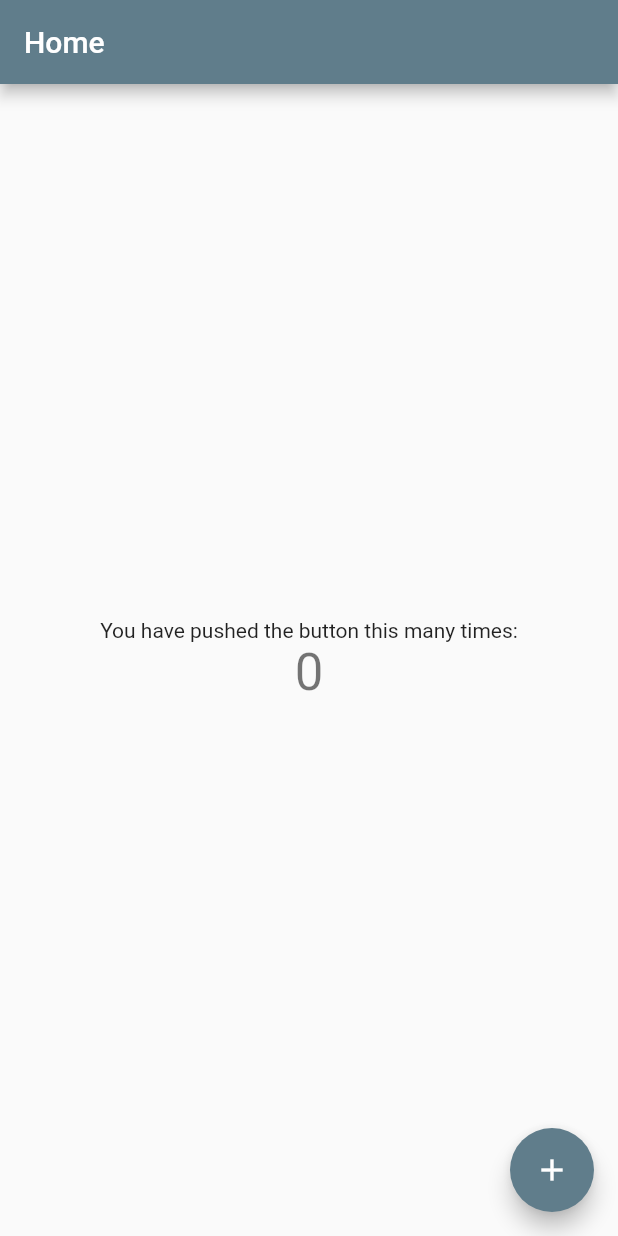
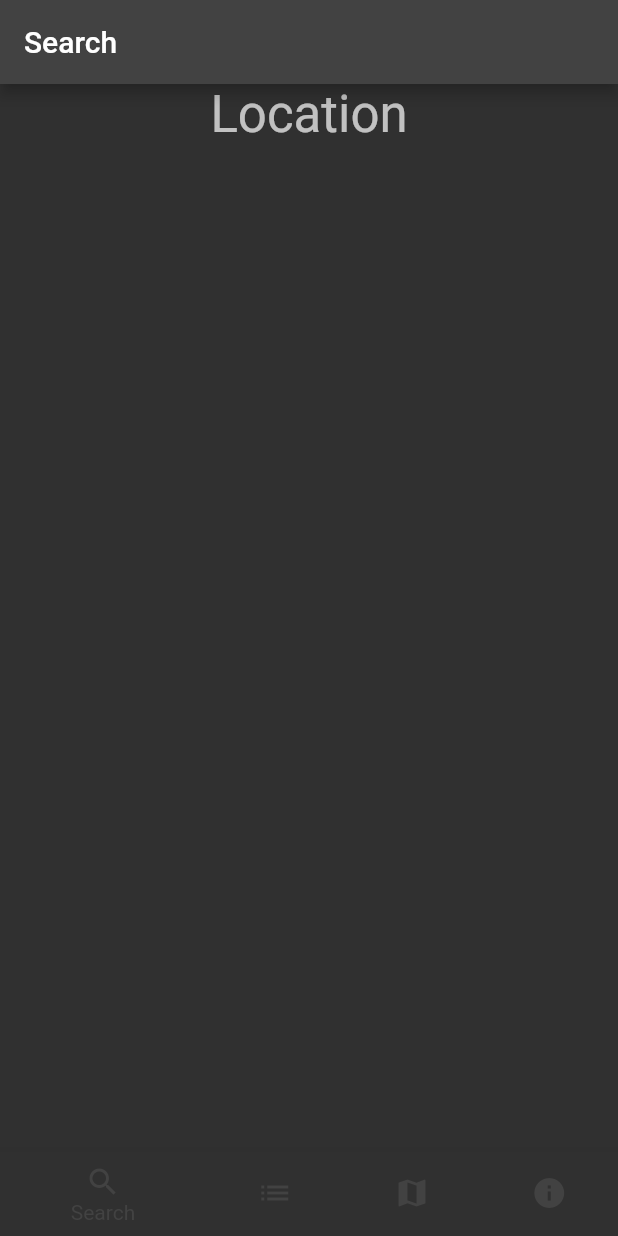
Before and after one commit to LinkedMink/road_wave_fm_ui, a Flutter app: the screen it shows after launch, on a phone screen of 412 x 824 dp. Run offline on Flutter 3.47's test engine with Material 2 defaults, Android fonts, the phone set to English and light mode, and no system bars.

Commit message:
feat: Navigation layout

```diff
--- /dev/null
+++ b/lib/constants/screens.dart
@@ -0,0 +1,13 @@
+enum Screen {
+  search,
+  list,
+  map,
+  about
+}
+
+const screenRoutes = {
+  Screen.search: '/',
+  Screen.list: '/list',
+  Screen.map: '/map',
+  Screen.about: '/about',
+};
--- a/lib/main.dart
+++ b/lib/main.dart
@@ -1,5 +1,8 @@
 import 'package:flutter/material.dart';
-import 'package:road_wave_fm_ui/screens/home_screen.dart';
+import 'package:road_wave_fm_ui/screens/about_screen.dart';
+import 'package:road_wave_fm_ui/screens/list_screen.dart';
+import 'package:road_wave_fm_ui/screens/map_screen.dart';
+import 'package:road_wave_fm_ui/screens/search_screen.dart';
 import 'package:road_wave_fm_ui/style/theme.dart';
 
 void main() {
@@ -9,13 +12,18 @@ void main() {
 class RoadWaveFmApp extends StatelessWidget {
   const RoadWaveFmApp({Key? key}) : super(key: key);
 
-  // This widget is the root of your application.
   @override
   Widget build(BuildContext context) {
     return MaterialApp(
       title: 'Road Wave FM',
       theme: appTheme,
-      home: const HomeScreen(title: 'Home'),
+      initialRoute: '/',
+      routes: {
+        '/': (context) => const SearchScreen(),
+        '/list': (context) => const ListScreen(),
+        '/map': (context) => const MapScreen(),
+        '/about': (context) => const AboutScreen(),
+      },
     );
   }
 }
--- a/lib/screens/home_screen.dart
+++ /dev/null
@@ -1,86 +0,0 @@
-import 'package:flutter/material.dart';
-
-class HomeScreen extends StatefulWidget {
-  const HomeScreen({Key? key, required this.title}) : super(key: key);
-
-  // This widget is the home page of your application. It is stateful, meaning
-  // that it has a State object (defined below) that contains fields that affect
-  // how it looks.
-
-  // This class is the configuration for the state. It holds the values (in this
-  // case the title) provided by the parent (in this case the App widget) and
-  // used by the build method of the State. Fields in a Widget subclass are
-  // always marked "final".
-
-  final String title;
-
-  @override
-  State<HomeScreen> createState() => _HomeScreenState();
-}
-
-class _HomeScreenState extends State<HomeScreen> {
-  int _counter = 0;
-
-  void _incrementCounter() {
-    setState(() {
-      // This call to setState tells the Flutter framework that something has
-      // changed in this State, which causes it to rerun the build method below
-      // so that the display can reflect the updated values. If we changed
-      // _counter without calling setState(), then the build method would not be
-      // called again, and so nothing would appear to happen.
-      _counter++;
-    });
-  }
-
-  @override
-  Widget build(BuildContext context) {
-    // This method is rerun every time setState is called, for instance as done
-    // by the _incrementCounter method above.
-    //
-    // The Flutter framework has been optimized to make rerunning build methods
-    // fast, so that you can just rebuild anything that needs updating rather
-    // than having to individually change instances of widgets.
-    return Scaffold(
-      appBar: AppBar(
-        // Here we take the value from the MyHomePage object that was created by
-        // the App.build method, and use it to set our appbar title.
-        title: Text(widget.title),
-      ),
-      body: Center(
-        // Center is a layout widget. It takes a single child and positions it
-        // in the middle of the parent.
-        child: Column(
-          // Column is also a layout widget. It takes a list of children and
-          // arranges them vertically. By default, it sizes itself to fit its
-          // children horizontally, and tries to be as tall as its parent.
-          //
-          // Invoke "debug painting" (press "p" in the console, choose the
-          // "Toggle Debug Paint" action from the Flutter Inspector in Android
-          // Studio, or the "Toggle Debug Paint" command in Visual Studio Code)
-          // to see the wireframe for each widget.
-          //
-          // Column has various properties to control how it sizes itself and
-          // how it positions its children. Here we use mainAxisAlignment to
-          // center the children vertically; the main axis here is the vertical
-          // axis because Columns are vertical (the cross axis would be
-          // horizontal).
-          mainAxisAlignment: MainAxisAlignment.center,
-          children: <Widget>[
-            const Text(
-              'You have pushed the button this many times:',
-            ),
-            Text(
-              '$_counter',
-              style: Theme.of(context).textTheme.headline4,
-            ),
-          ],
-        ),
-      ),
-      floatingActionButton: FloatingActionButton(
-        onPressed: _incrementCounter,
-        tooltip: 'Increment',
-        child: const Icon(Icons.add),
-      ), // This trailing comma makes auto-formatting nicer for build methods.
-    );
-  }
-}
--- /dev/null
+++ b/lib/screens/search_screen.dart
@@ -0,0 +1,33 @@
+import 'package:flutter/material.dart';
+import 'package:road_wave_fm_ui/constants/screens.dart';
+import 'package:road_wave_fm_ui/widgets/navigation_bar.dart';
+
+class SearchScreen extends StatefulWidget {
+  const SearchScreen({Key? key}) : super(key: key);
+
+  @override
+  State<SearchScreen> createState() => _SearchScreenState();
+}
+
+class _SearchScreenState extends State<SearchScreen> {
+  @override
+  Widget build(BuildContext context) {
+    return Scaffold(
+      appBar: AppBar(
+        title: const Text('Search'),
+      ),
+      body: Center(
+        child: Column(
+          mainAxisAlignment: MainAxisAlignment.start,
+          children: <Widget>[
+            Text(
+              'Location',
+              style: Theme.of(context).textTheme.headline4,
+            ),
+          ],
+        ),
+      ),
+      bottomNavigationBar: const NavigationBar(selectedScreen: Screen.search),
+    );
+  }
+}
--- a/lib/style/theme.dart
+++ b/lib/style/theme.dart
@@ -1,5 +1,6 @@
 import 'package:flutter/material.dart';
 
 final appTheme = ThemeData(
-  primarySwatch: Colors.blueGrey,
+  brightness: Brightness.dark,
+  primarySwatch: Colors.blue,
 );
--- /dev/null
+++ b/lib/widgets/navigation_bar.dart
@@ -0,0 +1,48 @@
+import 'package:flutter/material.dart';
+import 'package:road_wave_fm_ui/constants/screens.dart';
+import 'package:road_wave_fm_ui/style/theme.dart';
+
+class NavigationBar extends StatelessWidget {
+  final Screen selectedScreen;
+
+  const NavigationBar({Key? key, required this.selectedScreen})
+      : super(key: key);
+
+  @override
+  Widget build(BuildContext context) {
+    return Container(
+      decoration: BoxDecoration(
+        color: appTheme.dividerColor,
+        boxShadow: [
+          BoxShadow(
+            color: appTheme.dividerColor,
+          ),
+        ],
+      ),
+      child: BottomNavigationBar(
+        currentIndex: selectedScreen.index,
+        items: const <BottomNavigationBarItem>[
+          BottomNavigationBarItem(
+            icon: Icon(Icons.search),
+            label: 'Search',
+          ),
+          BottomNavigationBarItem(
+            icon: Icon(Icons.list),
+            label: 'List',
+          ),
+          BottomNavigationBarItem(
+            icon: Icon(Icons.map),
+            label: 'Map',
+          ),
+          BottomNavigationBarItem(
+            icon: Icon(Icons.info),
+            label: 'About',
+          )
+        ],
+        onTap: (int index) {
+          Navigator.pushNamed(context, screenRoutes[Screen.values[index]]!);
+        },
+      ),
+    );
+  }
+}
--- a/pubspec.yaml
+++ b/pubspec.yaml
@@ -29,6 +29,7 @@ environment:
 dependencies:
   flutter:
     sdk: flutter
+  http: ^0.13.4
 
 
   # The following adds the Cupertino Icons font to your application.
```
Also changed, not shown: lib/data/format_service.dart (added, +21 -0 lines), lib/data/station_service.dart (added, +21 -0 lines), lib/models/coordinates.dart (added, +20 -0 lines), lib/models/document.dart (added, +14 -0 lines), lib/models/format.dart (added, +15 -0 lines), lib/models/station.dart (added, +39 -0 lines), lib/screens/about_screen.dart (added, +26 -0 lines), lib/screens/list_screen.dart (added, +26 -0 lines), lib/screens/map_screen.dart (added, +26 -0 lines), lib/widgets/station_widget.dart (added), pubspec.lock, 1 other file.
